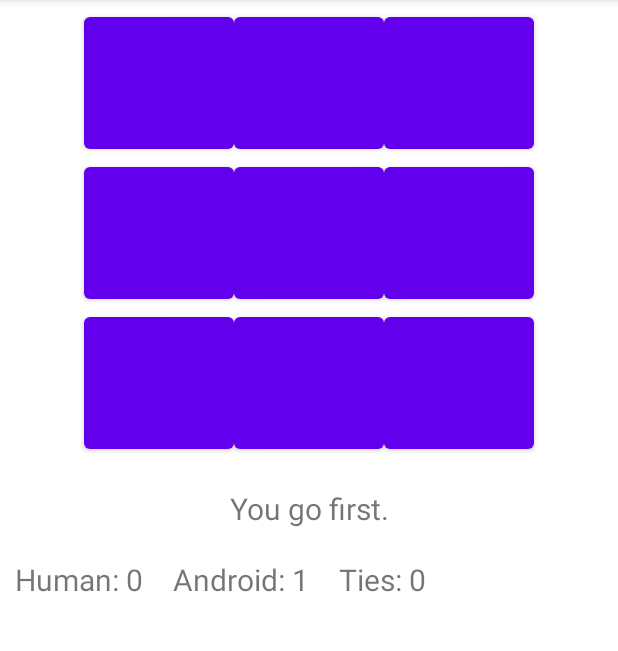
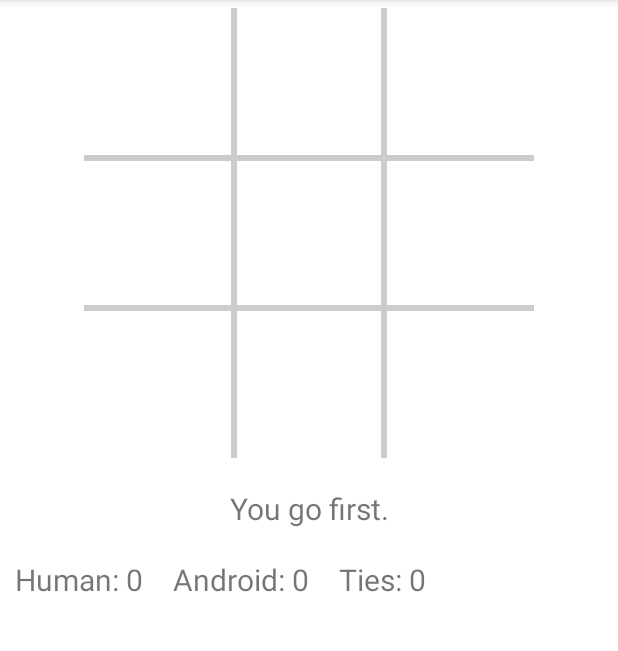
Before and after one commit to AndresRPerez12/DesarrolloAppsMoviles, an Android app: the screen it shows after launch (MainActivity), in the options menu, after a tap on "New Game", on a phone screen of 412 x 824 dp, the part 84-735 px from its top. Run offline under Robolectric (Android 15) with nearby library versions, the phone set to English and light mode, and no system bars.

Commit message:
Add custom icons for X and O

```diff
--- /dev/null
+++ b/Talleres/Reto3/AndroidTicTacToe/app/src/main/java/co/edu/harding/tictactoe/BoardView.java
@@ -0,0 +1,99 @@
+package co.edu.harding.tictactoe;
+
+import android.content.Context;
+import android.graphics.Bitmap;
+import android.graphics.BitmapFactory;
+import android.graphics.Canvas;
+import android.graphics.Color;
+import android.graphics.Paint;
+import android.graphics.Rect;
+import android.util.AttributeSet;
+import android.view.View;
+
+import co.edu.unal.androidtictactoe_tutorial2.R;
+
+public class BoardView extends View {
+    // Width of the board grid lines
+    public static final int GRID_WIDTH = 6;
+
+    private Bitmap mHumanBitmap;
+    private Bitmap mComputerBitmap;
+
+    private Paint mPaint;
+
+    private TicTacToeGame mGame;
+
+    public void initialize() {
+        mHumanBitmap = BitmapFactory.decodeResource(getResources(), R.drawable.x_img);
+        mComputerBitmap = BitmapFactory.decodeResource(getResources(), R.drawable.o_img);
+        mPaint = new Paint(Paint.ANTI_ALIAS_FLAG);
+    }
+
+    public BoardView(Context context) {
+        super(context);
+        initialize();
+    }
+    public BoardView(Context context, AttributeSet attrs, int defStyle) {
+        super(context, attrs, defStyle);
+        initialize();
+    }
+    public BoardView(Context context, AttributeSet attrs) {
+        super(context, attrs);
+        initialize();
+    }
+
+    @Override
+    public void onDraw(Canvas canvas) {
+        super.onDraw(canvas);
+        // Determine the width and height of the View
+        int boardWidth = getWidth();
+        int boardHeight = getHeight();
+        // Make thick, light gray lines
+        mPaint.setColor(Color.LTGRAY);
+        mPaint.setStrokeWidth(GRID_WIDTH);
+        // Draw the two vertical board lines
+        int cellWidth = boardWidth / 3;
+        canvas.drawLine(cellWidth, 0, cellWidth, boardHeight, mPaint);
+        canvas.drawLine(cellWidth * 2, 0, cellWidth * 2, boardHeight, mPaint);
+        int cellHeight = boardHeight / 3;
+        canvas.drawLine(0, cellHeight, boardWidth, cellHeight, mPaint);
+        canvas.drawLine(0, cellHeight * 2, boardWidth * 2, cellHeight * 2,
+                mPaint);
+
+        // Draw all the X and O images
+        for (int i = 0; i < TicTacToeGame.BOARD_SIZE; i++) {
+            int col = i % 3;
+            int row = i / 3;
+            // Define the boundaries of a destination rectangle for the image
+            int left = cellWidth * col;
+            int top = cellHeight * row;
+            int right = cellWidth * (col+1);
+            int bottom = cellHeight * (row+1);
+            if (mGame != null && mGame.getBoardOccupant(i) == TicTacToeGame.HUMAN_PLAYER) {
+                canvas.drawBitmap(mHumanBitmap,
+                        null, // src
+                        new Rect(left, top, right, bottom), // dest
+                        null);
+
+            }
+            else if (mGame != null && mGame.getBoardOccupant(i) == TicTacToeGame.COMPUTER_PLAYER) {
+                canvas.drawBitmap(mComputerBitmap,
+                        null, // src
+                        new Rect(left, top, right, bottom), // dest
+                        null);
+            }
+        }
+    }
+
+    public void setGame(TicTacToeGame game) {
+        mGame = game;
+    }
+
+    public int getBoardCellWidth() {
+        return getWidth() / 3;
+    }
+    public int getBoardCellHeight() {
+        return getHeight() / 3;
+    }
+
+}
--- a/Talleres/Reto3/AndroidTicTacToe/app/src/main/java/co/edu/harding/tictactoe/TicTacToeGame.java
+++ b/Talleres/Reto3/AndroidTicTacToe/app/src/main/java/co/edu/harding/tictactoe/TicTacToeGame.java
@@ -57,9 +57,10 @@ public class TicTacToeGame {
      * @param player - The HUMAN_PLAYER or COMPUTER_PLAYER
      * @param location - The location (0-8) to place the move
      */
-    public void setMove(char player, int location){
-        if( mBoard[location] != OPEN_SPOT ) return;
+    public boolean setMove(char player, int location){
+        if( mBoard[location] != OPEN_SPOT ) return false;
         mBoard[location] = player;
+        return true;
     }
 
     /** Return a move for the computer to make based on the difficulty level.
@@ -189,6 +190,11 @@ public class TicTacToeGame {
         return 1;
     }
 
+    public char getBoardOccupant(int pos){
+        if(pos < 0 || pos > 8) return OPEN_SPOT;
+        return mBoard[pos];
+    }
+
     public DifficultyLevel getDifficultyLevel() {
         return mDifficultyLevel;
     }
--- a/Talleres/Reto3/AndroidTicTacToe/app/src/main/java/co/edu/unal/androidtictactoe_tutorial2/MainActivity.java
+++ b/Talleres/Reto3/AndroidTicTacToe/app/src/main/java/co/edu/unal/androidtictactoe_tutorial2/MainActivity.java
@@ -5,16 +5,16 @@ import androidx.appcompat.app.AppCompatActivity;
 import android.app.AlertDialog;
 import android.app.Dialog;
 import android.content.DialogInterface;
-import android.graphics.Color;
 import android.os.Bundle;
 import android.view.Menu;
 import android.view.MenuInflater;
 import android.view.MenuItem;
+import android.view.MotionEvent;
 import android.view.View;
-import android.widget.Button;
 import android.widget.TextView;
 import android.widget.Toast;
 
+import co.edu.harding.tictactoe.BoardView;
 import co.edu.harding.tictactoe.TicTacToeGame;
 
 public class MainActivity extends AppCompatActivity {
@@ -23,8 +23,6 @@ public class MainActivity extends AppCompatActivity {
     private TicTacToeGame mGame;
     // Indicates if the current game is over
     private boolean mGameOver;
-    // Buttons making up the board
-    private Button mBoardButtons[];
     // Various text displayed
     private TextView mInfoTextView;
     // Game history counters and texts
@@ -35,6 +33,8 @@ public class MainActivity extends AppCompatActivity {
     private TextView mAndroidWinsTextView;
     private TextView mTiesTextView;
 
+    private BoardView mBoardView;
+
     static final int DIALOG_DIFFICULTY_ID = 0;
     static final int DIALOG_QUIT_ID = 1;
 
@@ -43,16 +43,6 @@ public class MainActivity extends AppCompatActivity {
         super.onCreate(savedInstanceState);
         setContentView(R.layout.activity_main);
 
-        mBoardButtons = new Button[TicTacToeGame.BOARD_SIZE];
-        mBoardButtons[0] = (Button) findViewById(R.id.one);
-        mBoardButtons[1] = (Button) findViewById(R.id.two);
-        mBoardButtons[2] = (Button) findViewById(R.id.three);
-        mBoardButtons[3] = (Button) findViewById(R.id.four);
-        mBoardButtons[4] = (Button) findViewById(R.id.five);
-        mBoardButtons[5] = (Button) findViewById(R.id.six);
-        mBoardButtons[6] = (Button) findViewById(R.id.seven);
-        mBoardButtons[7] = (Button) findViewById(R.id.eight);
-        mBoardButtons[8] = (Button) findViewById(R.id.nine);
         mInfoTextView = (TextView) findViewById(R.id.information);
         mHumanWins = 0;
         mAndroidWins = 0;
@@ -61,6 +51,10 @@ public class MainActivity extends AppCompatActivity {
         mAndroidWinsTextView = (TextView) findViewById(R.id.android_wins);
         mTiesTextView = (TextView) findViewById(R.id.ties);
         mGame = new TicTacToeGame();
+        mBoardView = (BoardView) findViewById(R.id.board);
+        mBoardView.setGame(mGame);
+        // Listen for touches on the board
+        mBoardView.setOnTouchListener(mTouchListener);
         startNewGame();
     }
 
@@ -155,36 +149,28 @@ public class MainActivity extends AppCompatActivity {
         mGame.clearBoard();
         mGameOver = false;
 
-        // Reset all buttons
-        for (int i = 0; i < mBoardButtons.length; i++) {
-            mBoardButtons[i].setText("");
-            mBoardButtons[i].setEnabled(true);
-            mBoardButtons[i].setOnClickListener(new ButtonClickListener(i));
-        }
+        mBoardView.invalidate(); // Redraw the board
 
         // Human goes first
         mInfoTextView.setText(R.string.first_human);
     } // End of startNewGame
 
-    private void setMove(char player, int location) {
-        mGame.setMove(player, location);
-        mBoardButtons[location].setEnabled(false);
-        mBoardButtons[location].setText(String.valueOf(player));
-        if (player == TicTacToeGame.HUMAN_PLAYER)
-            mBoardButtons[location].setTextColor(Color.rgb(0, 200, 0));
-        else
-            mBoardButtons[location].setTextColor(Color.rgb(200, 0, 0));
+    private boolean setMove(char player, int location) {
+        if (mGame.setMove(player, location)) {
+            mBoardView.invalidate(); // Redraw the board
+            return true;
+        }
+        return false;
     }
 
-    // Handles clicks on the game board buttons
-    private class ButtonClickListener implements View.OnClickListener {
-        int location;
-        public ButtonClickListener(int location) {
-            this.location = location;
-        }
-        public void onClick(View view) {
-            if(mGameOver) return;
-            if (mBoardButtons[location].isEnabled()) {
+    // Listen for touches on the board
+    private View.OnTouchListener mTouchListener = new View.OnTouchListener() {
+        public boolean onTouch(View v, MotionEvent event) {
+            // Determine which cell was touched
+            int col = (int) event.getX() / mBoardView.getBoardCellWidth();
+            int row = (int) event.getY() / mBoardView.getBoardCellHeight();
+            int location = row * 3 + col;
+            if (!mGameOver && setMove(TicTacToeGame.HUMAN_PLAYER, location)) {
                 setMove(TicTacToeGame.HUMAN_PLAYER, location);
                 // If no winner yet, let the computer make a move
                 int winner = mGame.checkForWinner();
@@ -198,21 +184,23 @@ public class MainActivity extends AppCompatActivity {
                     mInfoTextView.setText(R.string.turn_human);
                 else if (winner == 1) {
                     mInfoTextView.setText(R.string.result_tie);
-                    mTies ++;
+                    mTies++;
                     mTiesTextView.setText("Ties: " + mTies);
                     mGameOver = true;
-                }else if (winner == 2) {
+                } else if (winner == 2) {
                     mInfoTextView.setText(R.string.result_human_wins);
-                    mHumanWins ++;
+                    mHumanWins++;
                     mHumanWinsTextView.setText("Human: " + mHumanWins);
                     mGameOver = true;
-                }else{
+                } else {
                     mInfoTextView.setText(R.string.result_computer_wins);
-                    mAndroidWins ++;
+                    mAndroidWins++;
                     mAndroidWinsTextView.setText("Android: " + mAndroidWins);
                     mGameOver = true;
                 }
             }
+            // So we aren't notified of continued events when finger is moved
+            return false;
         }
-    }
+    };
 }
--- a/Talleres/Reto3/AndroidTicTacToe/app/src/main/res/layout/activity_main.xml
+++ b/Talleres/Reto3/AndroidTicTacToe/app/src/main/res/layout/activity_main.xml
@@ -4,43 +4,13 @@
     android:layout_width="fill_parent"
     android:layout_height="fill_parent"
     android:gravity="center_horizontal" >
-    <TableLayout
-        android:id="@+id/play_grid" android:layout_width="fill_parent"
-        android:layout_height="wrap_content" android:layout_marginTop="5dp" >
-        <TableRow android:gravity="center_horizontal">
-            <Button android:id="@+id/one" android:layout_width="100dp"
-                android:layout_height="100dp" android:text="1"
-                android:textSize="70dp" />
-            <Button android:id="@+id/two" android:layout_width="100dp"
-                android:layout_height="100dp" android:text="2"
-                android:textSize="70dp" />
-            <Button android:id="@+id/three" android:layout_width="100dp"
-                android:layout_height="100dp" android:text="3"
-                android:textSize="70dp" />
-        </TableRow>
-        <TableRow android:gravity="center_horizontal">
-            <Button android:id="@+id/four" android:layout_width="100dp"
-                android:layout_height="100dp" android:text="4"
-                android:textSize="70dp" />
-            <Button android:id="@+id/five" android:layout_width="100dp"
-                android:layout_height="100dp" android:text="5"
-                android:textSize="70dp" />
-            <Button android:id="@+id/six" android:layout_width="100dp"
-                android:layout_height="100dp" android:text="6"
-                android:textSize="70dp" />
-        </TableRow>
-        <TableRow android:gravity="center_horizontal">
-            <Button android:id="@+id/seven" android:layout_width="100dp"
-                android:layout_height="100dp" android:text="7"
-                android:textSize="70dp" />
-            <Button android:id="@+id/eight" android:layout_width="100dp"
-                android:layout_height="100dp" android:text="8"
-                android:textSize="70dp" />
-            <Button android:id="@+id/nine" android:layout_width="100dp"
-                android:layout_height="100dp" android:text="9"
-                android:textSize="70dp" />
-        </TableRow>
-    </TableLayout>
+    <co.edu.harding.tictactoe.BoardView
+        android:id="@+id/board"
+        android:layout_width="300dp"
+        android:layout_height="300dp"
+        android:layout_marginTop="5dp">
+    </co.edu.harding.tictactoe.BoardView>
+
     <TextView android:id="@+id/information" android:layout_width="fill_parent"
         android:layout_height="wrap_content" android:text="info"
         android:gravity="center_horizontal" android:layout_marginTop="20dp"
```
Also changed, not shown: Talleres/Reto3/AndroidTicTacToe/app/src/main/res/drawable/o_img.png (added), Talleres/Reto3/AndroidTicTacToe/app/src/main/res/drawable/x_img.png (added).
